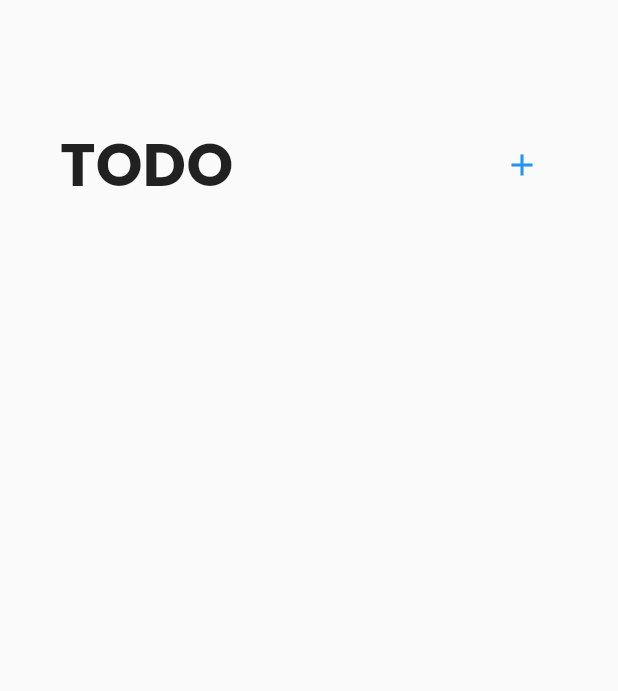
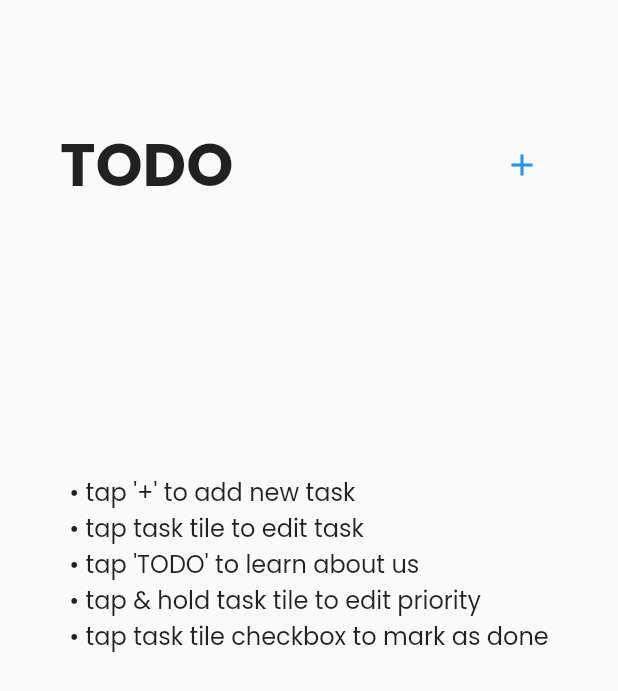
Before and after one commit to zenzeii/TODO, a Flutter app: the screen it shows after launch, on a phone screen of 412 x 824 dp. Shown: the top 691 px of the screen. Run offline on Flutter 3.47's test engine with Material 2 defaults, Android fonts, the phone set to English and light mode, and no system bars; our stand-ins replace google_fonts, sqflite; accounts and stored records are empty.

Commit message:
add description of features

```diff
--- a/lib/screens/todo_list_screen.dart
+++ b/lib/screens/todo_list_screen.dart
@@ -216,7 +216,28 @@ class _TodoListScreenState extends State<TodoListScreen> {
                       ),
                       SizedBox(
                         height: 30,
-                      )
+                      ),
+                      snapshot.data.length == 0
+                          ? Container(
+                              alignment: AlignmentDirectional.center,
+                              width: MediaQuery.of(context).size.width,
+                              height: MediaQuery.of(context).size.height * 0.5,
+                              child: Column(
+                                mainAxisAlignment: MainAxisAlignment.center,
+                                crossAxisAlignment: CrossAxisAlignment.start,
+                                children: [
+                                  Text(
+                                    "• tap '+' to add new task \n"
+                                    "• tap task tile to edit task \n"
+                                    "• tap 'TODO' to learn about us \n"
+                                    "• tap & hold task tile to edit priority\n"
+                                    "• tap task tile checkbox to mark as done",
+                                    style: GoogleFonts.poppins(fontSize: 16),
+                                  ),
+                                ],
+                              ),
+                            )
+                          : Container(),
                     ],
                   ),
                 );
```
